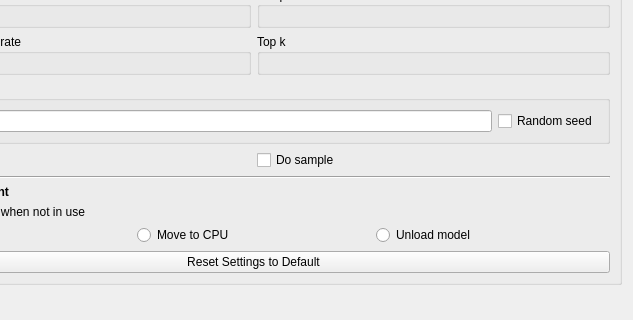
Before: the Qt Designer form src/airunner/widgets/llm/templates/llm_settings.ui in Capsize-Games/airunner, drawn with Qt 5; both pictures show x 126 to 759 and y 601 to 921 of the 759 by 1036 pixel window.
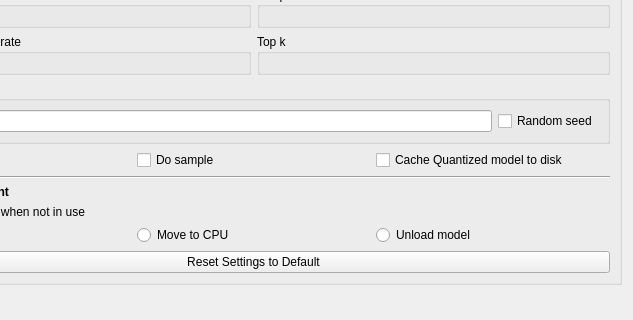
After: the same form once the commit is applied. Custom widgets are drawn as their Qt base class.

Commit message: Fixes LLM / SD switching Adds safety checker popup warning on toggle Moves safety checker toggle to less prominent location

Patch:
```diff
--- a/src/airunner/widgets/llm/templates/llm_settings.ui
+++ b/src/airunner/widgets/llm/templates/llm_settings.ui
@@ -138,6 +138,13 @@
           </property>
          </widget>
         </item>
+        <item>
+         <widget class="QCheckBox" name="cache_quantized_model_toggle">
+          <property name="text">
+           <string>Cache Quantized model to disk</string>
+          </property>
+         </widget>
+        </item>
        </layout>
       </item>
       <item row="8" column="0">
```
Left out of the diff: 19 changed lines with no effect on the pictures. The commit also changes 22 other files.
